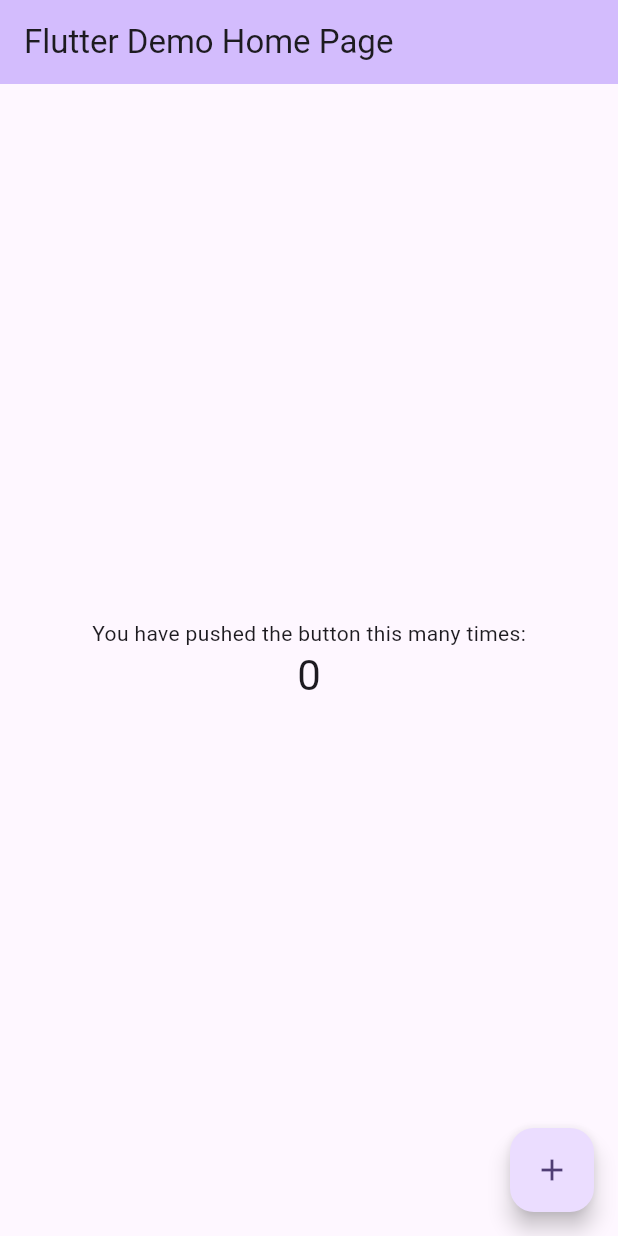
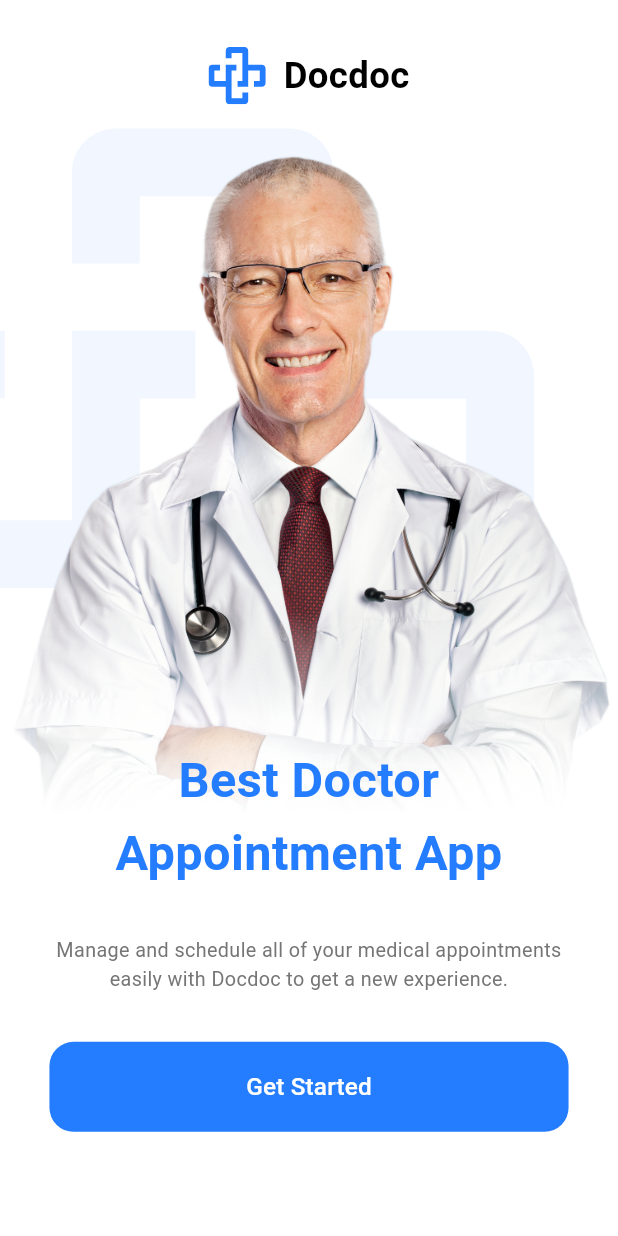
Before and after one commit to Moazosama2004/flutter_kashfy_app, a Flutter app: the screen it shows after launch, on a phone screen of 412 x 824 dp. Run offline on Flutter 3.47's test engine with Material 3 defaults, Android fonts, the phone set to English and light mode, and no system bars; our stand-ins replace flutter_screenutil, flutter_svg.

Commit message:
finish on boarding screen and add some changes

```diff
--- /dev/null
+++ b/lib/core/helpers/extensions.dart
@@ -0,0 +1,20 @@
+import 'package:flutter/material.dart';
+
+extension Navigation on BuildContext {
+  Future<dynamic> pushNamed(String routeName, {Object? arguments}) {
+    return Navigator.of(this).pushNamed(routeName, arguments: arguments);
+  }
+
+  Future<dynamic> push(String routeName, {Object? arguments}) {
+    return Navigator.of(this)
+        .pushReplacementNamed(routeName, arguments: arguments);
+  }
+
+  Future<dynamic> pushNamedAndRemoveUntil(String routeName,
+      {Object? arguments, required RoutePredicate predicate}) {
+    return Navigator.of(this)
+        .pushNamedAndRemoveUntil(routeName, arguments: arguments, predicate);
+  }
+
+  void pop() => Navigator.of(this).pop();
+}
--- /dev/null
+++ b/lib/core/routing/app_router.dart
@@ -0,0 +1,23 @@
+import 'package:flutter/material.dart';
+import 'package:flutter_kashfy_app/core/routing/routes.dart';
+import 'package:flutter_kashfy_app/features/login/presentation/login_screen.dart';
+import 'package:flutter_kashfy_app/features/onboarding/onboarding_screen.dart';
+
+class AppRouter {
+  Route generateRoute(RouteSettings settings) {
+    final arguments = settings.arguments;
+    switch (settings.name) {
+      case Routes.onBoardingScreen:
+        return MaterialPageRoute(builder: (_) => const OnBoardingScreen());
+      case Routes.loginScreen:
+        return MaterialPageRoute(builder: (_) => const LoginScreen());
+      default:
+        return MaterialPageRoute(
+            builder: (_) => Scaffold(
+                  body: Center(
+                    child: Text('No Route Defined for ${settings.name}'),
+                  ),
+                ));
+    }
+  }
+}
--- /dev/null
+++ b/lib/core/routing/routes.dart
@@ -0,0 +1,4 @@
+class Routes {
+  static const String loginScreen = '/loginScreen';
+  static const String onBoardingScreen = '/onBoardingScreen';
+}
--- /dev/null
+++ b/lib/core/theming/colors.dart
@@ -0,0 +1,6 @@
+import 'package:flutter/material.dart';
+
+class ColorManager {
+  static const Color mainBlue = Color(0xFF247CFF);
+  static const Color maingray = Color(0xFF757575);
+}
--- /dev/null
+++ b/lib/core/theming/styles.dart
@@ -0,0 +1,22 @@
+import 'package:flutter/material.dart';
+import 'package:flutter_kashfy_app/core/theming/colors.dart';
+import 'package:flutter_screenutil/flutter_screenutil.dart';
+
+class TextStyles {
+  static TextStyle font24Black700Weight = TextStyle(
+      fontSize: 24.sp, fontWeight: FontWeight.w700, color: Colors.black);
+
+  static TextStyle font32BlueBold = TextStyle(
+      fontSize: 32.sp,
+      fontWeight: FontWeight.bold,
+      color: ColorManager.mainBlue);
+
+  static TextStyle font13GrayRegular = TextStyle(
+    fontSize: 13.sp,
+    fontWeight: FontWeight.normal,
+    color: ColorManager.maingray,
+  );
+
+  static TextStyle font16white500Weight = TextStyle(
+      fontSize: 16.sp, fontWeight: FontWeight.w500, color: Colors.white);
+}
--- /dev/null
+++ b/lib/doc_app.dart
@@ -0,0 +1,25 @@
+import 'package:flutter/material.dart';
+import 'package:flutter_kashfy_app/core/routing/app_router.dart';
+import 'package:flutter_kashfy_app/core/routing/routes.dart';
+import 'package:flutter_kashfy_app/core/theming/colors.dart';
+import 'package:flutter_screenutil/flutter_screenutil.dart';
+
+class DocdocApp extends StatelessWidget {
+  final AppRouter appRouter;
+  const DocdocApp({super.key, required this.appRouter});
+  @override
+  Widget build(BuildContext context) {
+    return ScreenUtilInit(
+      designSize: const Size(375, 812),
+      minTextAdapt: true,
+      child: MaterialApp(
+        theme: ThemeData(
+            primaryColor: ColorManager.mainBlue,
+            scaffoldBackgroundColor: Colors.white),
+        initialRoute: Routes.onBoardingScreen,
+        onGenerateRoute: appRouter.generateRoute,
+        debugShowCheckedModeBanner: false,
+      ),
+    );
+  }
+}
--- /dev/null
+++ b/lib/features/login/presentation/login_screen.dart
@@ -0,0 +1,17 @@
+import 'package:flutter/material.dart';
+
+class LoginScreen extends StatelessWidget {
+  const LoginScreen({super.key});
+
+  @override
+  Widget build(BuildContext context) {
+    return Scaffold(
+      appBar: AppBar(
+        title: const Text('Login Screen'),
+      ),
+      body: const Center(
+        child: Text('Login Screen'),
+      ),
+    );
+  }
+}
--- /dev/null
+++ b/lib/features/onboarding/onboarding_screen.dart
@@ -0,0 +1,13 @@
+import 'package:flutter/material.dart';
+import 'package:flutter_kashfy_app/features/onboarding/widgets/onboarding_screen_body.dart';
+
+class OnBoardingScreen extends StatelessWidget {
+  const OnBoardingScreen({super.key});
+
+  @override
+  Widget build(BuildContext context) {
+    return const Scaffold(
+      body: OnBoardingScreenBody(),
+    );
+  }
+}
--- /dev/null
+++ b/lib/features/onboarding/widgets/doctor_images_and_text.dart
@@ -0,0 +1,40 @@
+import 'package:flutter/material.dart';
+import 'package:flutter_kashfy_app/core/theming/styles.dart';
+import 'package:flutter_svg/flutter_svg.dart';
+
+class DoctorImageAndText extends StatelessWidget {
+  const DoctorImageAndText({super.key});
+
+  @override
+  Widget build(BuildContext context) {
+    return Stack(
+      children: [
+        SvgPicture.asset('assets/svgs/doc_logo_low_obacity.svg'),
+        Container(
+          foregroundDecoration: BoxDecoration(
+            gradient: LinearGradient(
+              colors: [
+                Colors.white,
+                Colors.white.withOpacity(0.0),
+              ],
+              begin: Alignment.bottomCenter,
+              end: Alignment.topCenter,
+              stops: const [0.15, 0.4],
+            ),
+          ),
+          child: Image.asset('assets/images/doctor.png'),
+        ),
+        Positioned(
+          bottom: 30,
+          left: 0,
+          right: 0,
+          child: Text(
+            'Best Doctor\nAppointment App',
+            textAlign: TextAlign.center,
+            style: TextStyles.font32BlueBold.copyWith(height: 1.5),
+          ),
+        )
+      ],
+    );
+  }
+}
--- /dev/null
+++ b/lib/features/onboarding/widgets/get_started_button.dart
@@ -0,0 +1,27 @@
+import 'package:flutter/material.dart';
+import 'package:flutter_kashfy_app/core/helpers/extensions.dart';
+import 'package:flutter_kashfy_app/core/routing/routes.dart';
+import 'package:flutter_kashfy_app/core/theming/colors.dart';
+import 'package:flutter_kashfy_app/core/theming/styles.dart';
+
+class GetStartedButton extends StatelessWidget {
+  const GetStartedButton({super.key});
+
+  @override
+  Widget build(BuildContext context) {
+    return TextButton(
+      style: TextButton.styleFrom(
+          shape:
+              RoundedRectangleBorder(borderRadius: BorderRadius.circular(16)),
+          backgroundColor: ColorManager.mainBlue,
+          minimumSize: const Size(double.infinity, 60)),
+      onPressed: () {
+        context.pushNamed(Routes.loginScreen);
+      },
+      child: Text(
+        'Get Started',
+        style: TextStyles.font16white500Weight,
+      ),
+    );
+  }
+}
--- /dev/null
+++ b/lib/features/onboarding/widgets/onboarding_custom_app_bar.dart
@@ -0,0 +1,25 @@
+import 'package:flutter/material.dart';
+import 'package:flutter_kashfy_app/core/theming/styles.dart';
+import 'package:flutter_screenutil/flutter_screenutil.dart';
+import 'package:flutter_svg/flutter_svg.dart';
+
+class OnBoardingCustomAppBar extends StatelessWidget {
+  const OnBoardingCustomAppBar({super.key});
+
+  @override
+  Widget build(BuildContext context) {
+    return Row(
+      mainAxisAlignment: MainAxisAlignment.center,
+      children: [
+        SvgPicture.asset('assets/svgs/doc_log.svg'),
+        SizedBox(
+          width: 10.w,
+        ),
+        Text(
+          'Docdoc',
+          style: TextStyles.font24Black700Weight,
+        ),
+      ],
+    );
+  }
+}
--- /dev/null
+++ b/lib/features/onboarding/widgets/onboarding_screen_body.dart
@@ -0,0 +1,47 @@
+import 'package:flutter/material.dart';
+import 'package:flutter_kashfy_app/core/theming/styles.dart';
+import 'package:flutter_kashfy_app/features/onboarding/widgets/doctor_images_and_text.dart';
+import 'package:flutter_kashfy_app/features/onboarding/widgets/get_started_button.dart';
+import 'package:flutter_kashfy_app/features/onboarding/widgets/onboarding_custom_app_bar.dart';
+import 'package:flutter_screenutil/flutter_screenutil.dart';
+
+class OnBoardingScreenBody extends StatelessWidget {
+  const OnBoardingScreenBody({super.key});
+
+  @override
+  Widget build(BuildContext context) {
+    return SafeArea(
+      child: SingleChildScrollView(
+        physics: const BouncingScrollPhysics(),
+        child: Padding(
+          padding: EdgeInsets.symmetric(vertical: 30.h),
+          child: Column(
+            children: [
+              const OnBoardingCustomAppBar(),
+              SizedBox(
+                height: 15.h,
+              ),
+              const DoctorImageAndText(),
+              Padding(
+                padding: EdgeInsets.symmetric(horizontal: 30.w),
+                child: Column(
+                  children: [
+                    Text(
+                      'Manage and schedule all of your medical appointments easily with Docdoc to get a new experience.',
+                      style: TextStyles.font13GrayRegular,
+                      textAlign: TextAlign.center,
+                    ),
+                    SizedBox(
+                      height: 32.h,
+                    ),
+                    const GetStartedButton(),
+                  ],
+                ),
+              ),
+            ],
+          ),
+        ),
+      ),
+    );
+  }
+}
--- a/lib/main.dart
+++ b/lib/main.dart
@@ -1,125 +1,9 @@
 import 'package:flutter/material.dart';
+import 'package:flutter_kashfy_app/core/routing/app_router.dart';
+import 'package:flutter_kashfy_app/doc_app.dart';
 
 void main() {
-  runApp(const MyApp());
+  runApp(DocdocApp(
+    appRouter: AppRouter(),
+  ));
 }
-
-class MyApp extends StatelessWidget {
-  const MyApp({super.key});
-
-  // This widget is the root of your application.
-  @override
-  Widget build(BuildContext context) {
-    return MaterialApp(
-      title: 'Flutter Demo',
-      theme: ThemeData(
-        // This is the theme of your application.
-        //
-        // TRY THIS: Try running your application with "flutter run". You'll see
-        // the application has a purple toolbar. Then, without quitting the app,
-        // try changing the seedColor in the colorScheme below to Colors.green
-        // and then invoke "hot reload" (save your changes or press the "hot
-        // reload" button in a Flutter-supported IDE, or press "r" if you used
-        // the command line to start the app).
-        //
-        // Notice that the counter didn't reset back to zero; the application
-        // state is not lost during the reload. To reset the state, use hot
-        // restart instead.
-        //
-        // This works for code too, not just values: Most code changes can be
-        // tested with just a hot reload.
-        colorScheme: ColorScheme.fromSeed(seedColor: Colors.deepPurple),
-        useMaterial3: true,
-      ),
-      home: const MyHomePage(title: 'Flutter Demo Home Page'),
-    );
-  }
-}
-
-class MyHomePage extends StatefulWidget {
-  const MyHomePage({super.key, required this.title});
-
-  // This widget is the home page of your application. It is stateful, meaning
-  // that it has a State object (defined below) that contains fields that affect
-  // how it looks.
-
-  // This class is the configuration for the state. It holds the values (in this
-  // case the title) provided by the parent (in this case the App widget) and
-  // used by the build method of the State. Fields in a Widget subclass are
-  // always marked "final".
-
-  final String title;
-
-  @override
-  State<MyHomePage> createState() => _MyHomePageState();
-}
-
-class _MyHomePageState extends State<MyHomePage> {
-  int _counter = 0;
-
-  void _incrementCounter() {
-    setState(() {
-      // This call to setState tells the Flutter framework that something has
-      // changed in this State, which causes it to rerun the build method below
-      // so that the display can reflect the updated values. If we changed
-      // _counter without calling setState(), then the build method would not be
-      // called again, and so nothing would appear to happen.
-      _counter++;
-    });
-  }
-
-  @override
-  Widget build(BuildContext context) {
-    // This method is rerun every time setState is called, for instance as done
-    // by the _incrementCounter method above.
-    //
-    // The Flutter framework has been optimized to make rerunning build methods
-    // fast, so that you can just rebuild anything that needs updating rather
-    // than having to individually change instances of widgets.
-    return Scaffold(
-      appBar: AppBar(
-        // TRY THIS: Try changing the color here to a specific color (to
-        // Colors.amber, perhaps?) and trigger a hot reload to see the AppBar
-        // change color while the other colors stay the same.
-        backgroundColor: Theme.of(context).colorScheme.inversePrimary,
-        // Here we take the value from the MyHomePage object that was created by
-        // the App.build method, and use it to set our appbar title.
-        title: Text(widget.title),
-      ),
-      body: Center(
-        // Center is a layout widget. It takes a single child and positions it
-        // in the middle of the parent.
-        child: Column(
-          // Column is also a layout widget. It takes a list of children and
-          // arranges them vertically. By default, it sizes itself to fit its
-          // children horizontally, and tries to be as tall as its parent.
-          //
-          // Column has various properties to control how it sizes itself and
-          // how it positions its children. Here we use mainAxisAlignment to
-          // center the children vertically; the main axis here is the vertical
-          // axis because Columns are vertical (the cross axis would be
-          // horizontal).
-          //
-          // TRY THIS: Invoke "debug painting" (choose the "Toggle Debug Paint"
-          // action in the IDE, or press "p" in the console), to see the
-          // wireframe for each widget.
-          mainAxisAlignment: MainAxisAlignment.center,
-          children: <Widget>[
-            const Text(
-              'You have pushed the button this many times:',
-            ),
-            Text(
-              '$_counter',
-              style: Theme.of(context).textTheme.headlineMedium,
-            ),
-          ],
-        ),
-      ),
-      floatingActionButton: FloatingActionButton(
-        onPressed: _incrementCounter,
-        tooltip: 'Increment',
-        child: const Icon(Icons.add),
-      ), // This trailing comma makes auto-formatting nicer for build methods.
-    );
-  }
-}
```
Also changed, not shown: pubspec.yaml (+9 -3 lines), assets/images/doctor.png (added), assets/svgs/doc_log.svg (added), assets/svgs/doc_logo_low_obacity.svg (added), pubspec.lock, 1 other file.
